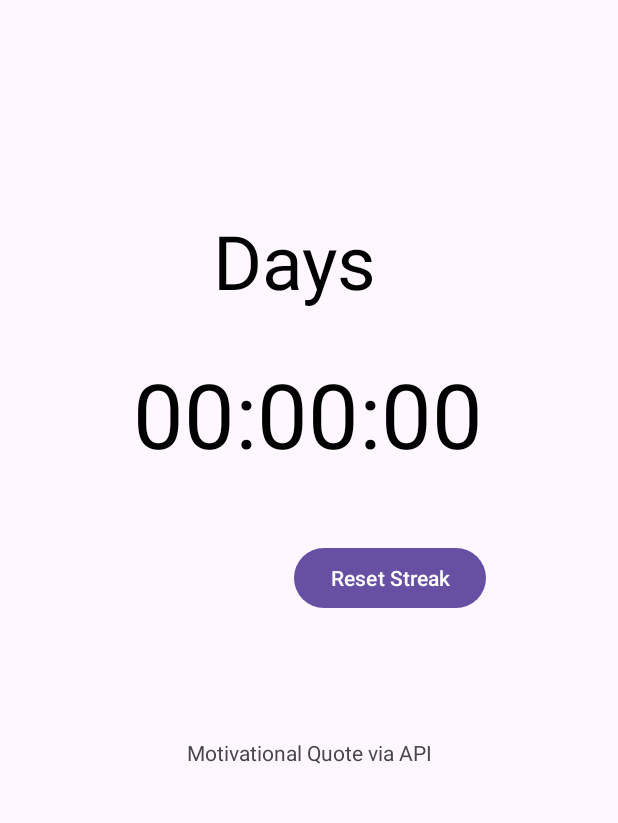
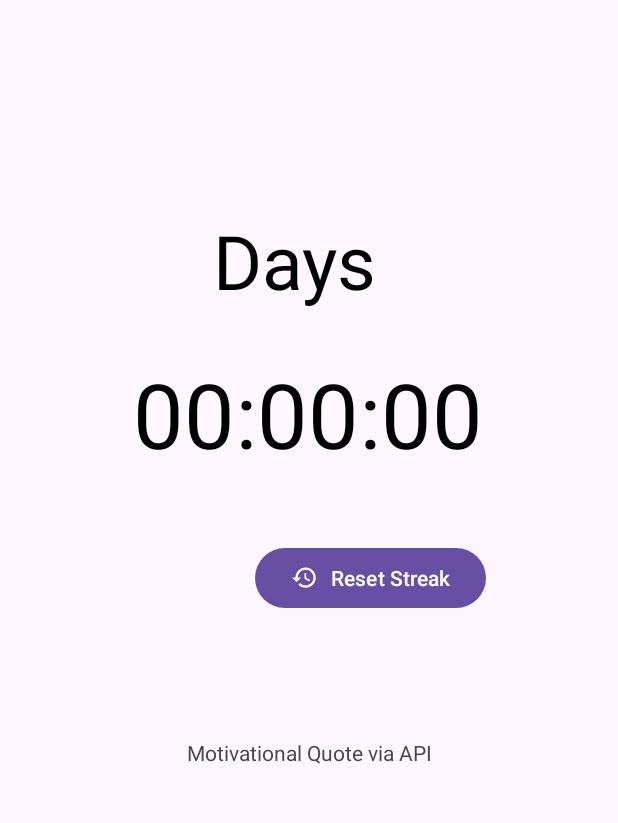
Before and after one commit to ofaruk0169/StepsHabitTracker, an Android app: the layout activity_main.xml on its own in the app's theme, with its tools: preview values and no code run, on a phone screen of 412 x 824 dp, the part 29-852 px from its top. Run offline under Robolectric (Android 15) with nearby library versions, the phone set to English and light mode, and no system bars.

```diff
--- a/app/build.gradle
+++ b/app/build.gradle
@@ -15,6 +15,10 @@ android {
         versionName "1.0"
 
         testInstrumentationRunner "androidx.test.runner.AndroidJUnitRunner"
+    }
+
+    buildFeatures{
+        viewBinding = true
     }
 
     buildTypes {
@@ -38,6 +42,7 @@ dependencies {
     implementation 'androidx.appcompat:appcompat:1.6.1'
     implementation 'com.google.android.material:material:1.5.0'
     implementation 'androidx.constraintlayout:constraintlayout:2.1.4'
+    implementation 'com.google.android.material:material:1.4.0'
     testImplementation 'junit:junit:4.13.2'
     androidTestImplementation 'androidx.test.ext:junit:1.1.5'
     androidTestImplementation 'androidx.test.espresso:espresso-core:3.5.1'
--- /dev/null
+++ b/app/src/main/res/drawable/reset_streak.xml
@@ -0,0 +1,5 @@
+<vector android:height="24dp" android:tint="#000000"
+    android:viewportHeight="24" android:viewportWidth="24"
+    android:width="24dp" xmlns:android="http://schemas.android.com/apk/res/android">
+    <path android:fillColor="@android:color/white" android:pathData="M13,3c-4.97,0 -9,4.03 -9,9L1,12l3.89,3.89 0.07,0.14L9,12L6,12c0,-3.87 3.13,-7 7,-7s7,3.13 7,7 -3.13,7 -7,7c-1.93,0 -3.68,-0.79 -4.94,-2.06l-1.42,1.42C8.27,19.99 10.51,21 13,21c4.97,0 9,-4.03 9,-9s-4.03,-9 -9,-9zM12,8v5l4.28,2.54 0.72,-1.21 -3.5,-2.08L13.5,8L12,8z"/>
+</vector>
--- a/app/src/main/res/layout/activity_main.xml
+++ b/app/src/main/res/layout/activity_main.xml
@@ -6,8 +6,9 @@
     android:layout_height="match_parent"
     tools:context=".MainActivity">
 
-    <Button
+    <com.google.android.material.button.MaterialButton
         android:id="@+id/button"
+        app:icon="@drawable/reset_streak"
         android:layout_width="wrap_content"
         android:layout_height="wrap_content"
         android:layout_marginTop="144dp"
```
Also changed, not shown: app/src/main/AndroidManifest.xml (+10 -0 lines), app/src/main/java/com/example/stepshabittracker/MainActivity.kt (+55 -7 lines), app/src/main/java/com/example/stepshabittracker/TimerService.kt (added, +43 -0 lines).
